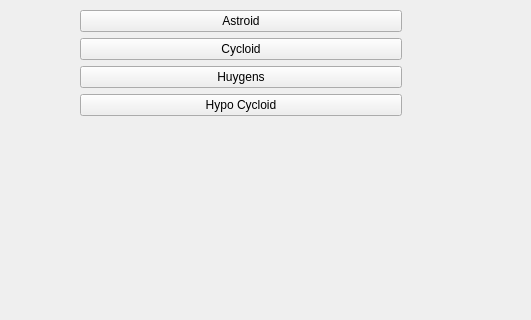
First picture: the form in mainwindow.ui, repository hamza2657/QtCurvesCPP, before the edit; both pictures show x 269 to 800 and y 0 to 320 of the 800 by 600 pixel window.
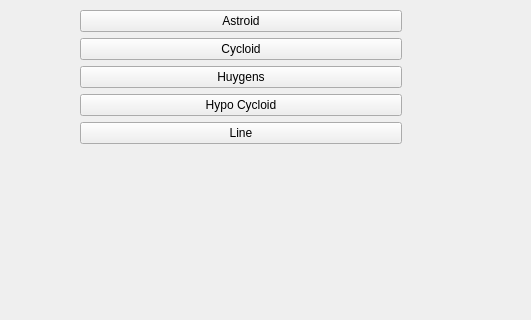
Second picture: the form after the edit. Custom widgets are drawn as their Qt base class.

Commit message: rendering line

```diff
--- a/mainwindow.ui
+++ b/mainwindow.ui
@@ -57,6 +57,13 @@
          </property>
         </widget>
        </item>
+       <item>
+        <widget class="QPushButton" name="btnLine">
+         <property name="text">
+          <string>Line</string>
+         </property>
+        </widget>
+       </item>
        <item>
         <spacer name="verticalSpacer">
          <property name="orientation">
```
The commit also changes 4 other files.
